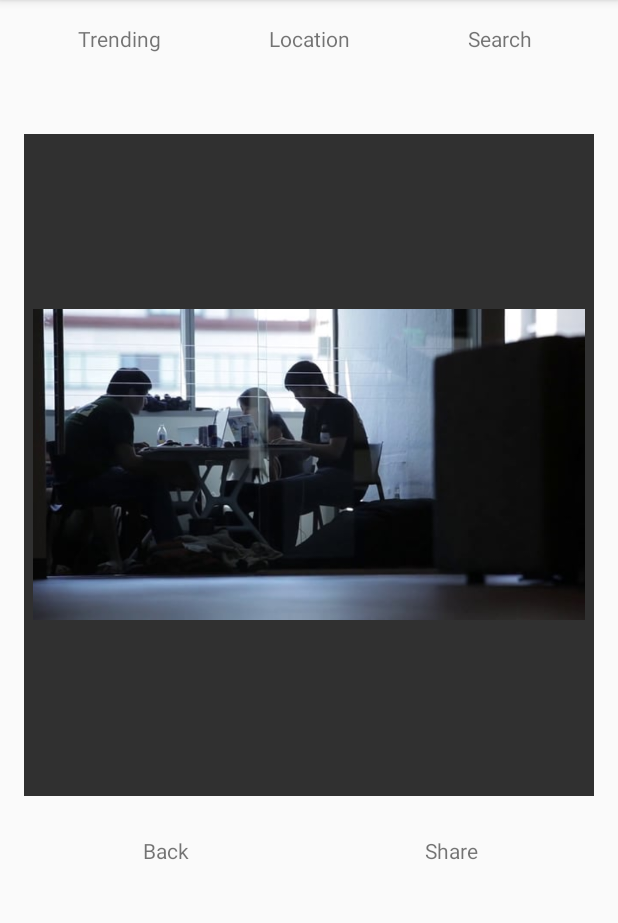
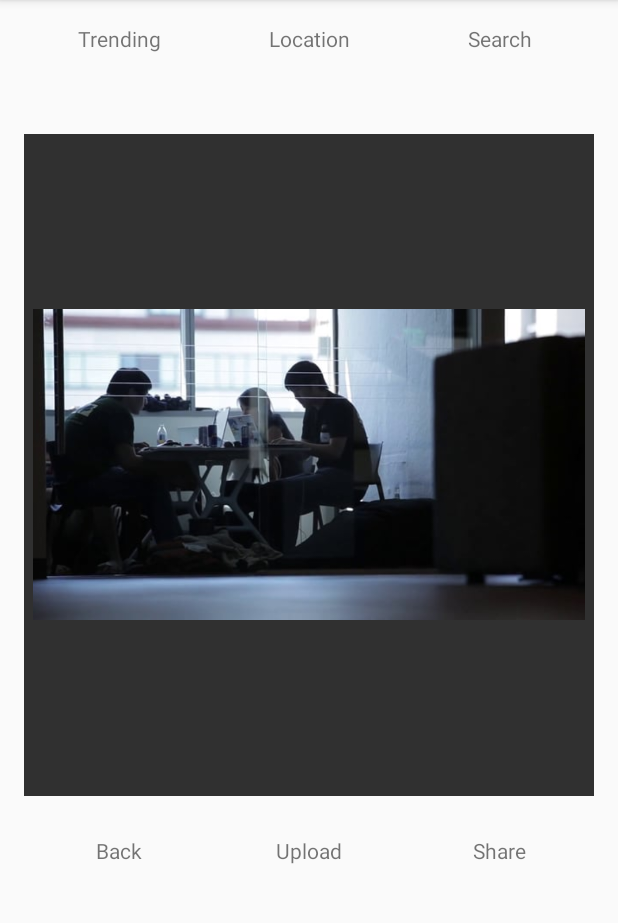
Before and after one commit to dariaev/Overlay, an Android app: the ChooseOverlayActivity screen opened directly, with no data from a screen before it, on a phone screen of 412 x 824 dp, the part 84-1007 px from its top. Run offline under Robolectric (Android 15) with nearby library versions, the light colour scheme and no system bars.

Commit message:
Upload button on the choose overlay page

```diff
--- a/app/src/main/res/layout/activity_choose_overlay.xml
+++ b/app/src/main/res/layout/activity_choose_overlay.xml
@@ -65,13 +65,25 @@
         android:layout_gravity="center_horizontal">
 
         <TextView
+        android:layout_width="0dp"
+        android:layout_weight="1"
+        android:layout_height="wrap_content"
+        android:text="Back"
+        android:id="@+id/back"
+        android:gravity="center_horizontal"
+        android:layout_gravity="center" />
+
+
+        <TextView
             android:layout_width="0dp"
             android:layout_weight="1"
             android:layout_height="wrap_content"
-            android:text="Back"
-            android:id="@+id/back"
+            android:text="Upload"
+            android:id="@+id/upload"
             android:gravity="center_horizontal"
             android:layout_gravity="center" />
+
+
         <TextView
             android:layout_width="0dp"
             android:layout_weight="1"
```
